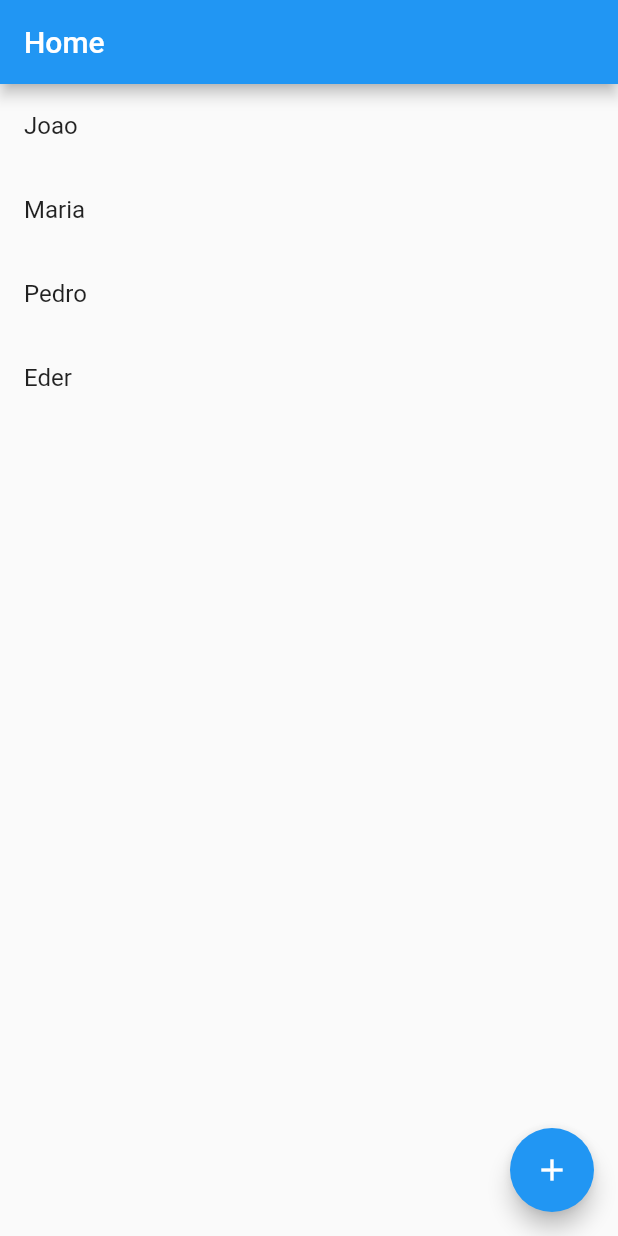
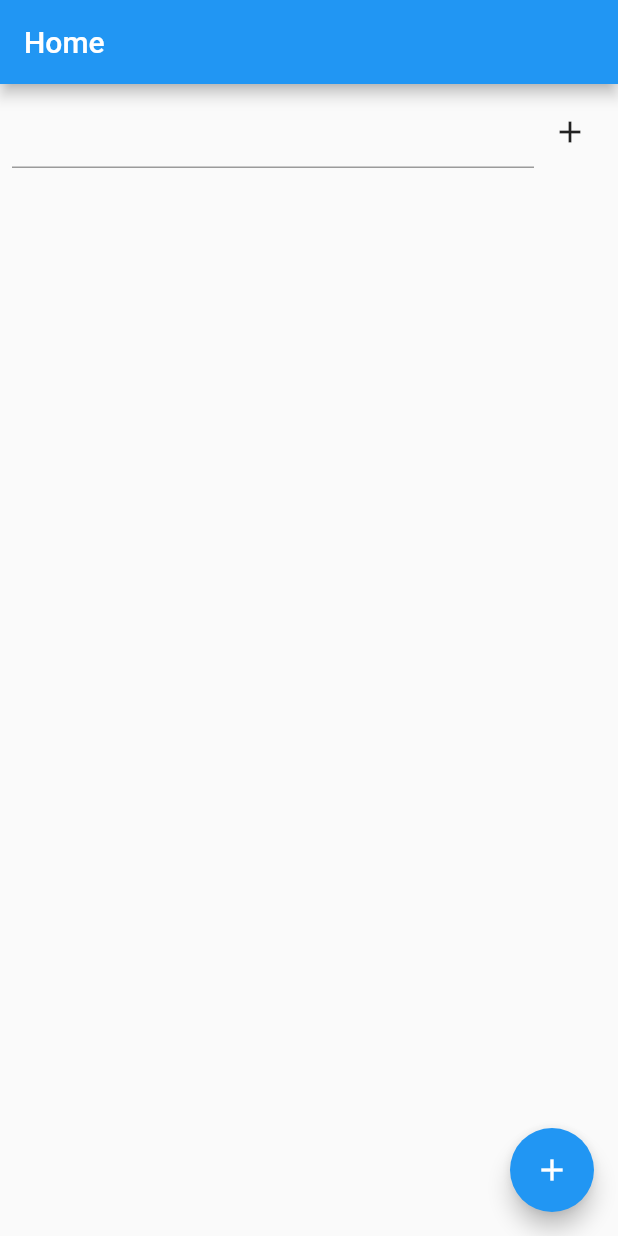
Before and after one commit to ederbiason/flutter_aplication, a Flutter app: the screen it shows after launch, after a tap on the "add" icon, on a phone screen of 412 x 824 dp. Run offline on Flutter 3.47's test engine with Material 2 defaults, Android fonts, the phone set to English and light mode, and no system bars.

Commit message:
example with list view builder

```diff
--- a/lib/home_page.dart
+++ b/lib/home_page.dart
@@ -36,26 +36,43 @@ class HomePage extends StatefulWidget {
 }
 
 class _HomePageState extends State<HomePage> {
-
   var counter = 0;
-  final names = ['Joao', 'Maria', 'Pedro', 'Eder'];
+  final list = <String>[];
+  final controller = TextEditingController();
 
   @override
   Widget build(BuildContext context) {
     return Scaffold(
       appBar: AppBar(title: Text("Home")),
-      body: SizedBox(
-          width: double.infinity,
-          height: double.infinity,
-          child: ListView.builder(
-            itemCount: names.length,
-            itemBuilder: ((context, index) {
-              final name = names[index];
-              return ListTile(
-                title: Text(name),
+      body: Column(
+        children: [
+          Padding(
+              padding: const EdgeInsets.all(8.0),
+              child: Row(
+                children: [
+                  Expanded(child: TextField(controller: controller,)),
+                  IconButton(onPressed: () {
+                    final text = controller.text;
+                    setState(() {
+                      list.add(text);
+                    });
+                    controller.clear();
+                  }, icon: const Icon(Icons.add))
+                ],
+              )),
+          Expanded(
+              child: ListView.builder(
+                itemCount: list.length,
+                itemBuilder: (context, index) {
+                final item = list[index];
+
+                return ListTile(
+                  title: Text(item),
               );
-            }),
-          )),
+            },
+          ))
+        ],
+      ),
       floatingActionButton: FloatingActionButton(
         child: Icon(Icons.add),
         onPressed: () {
```
